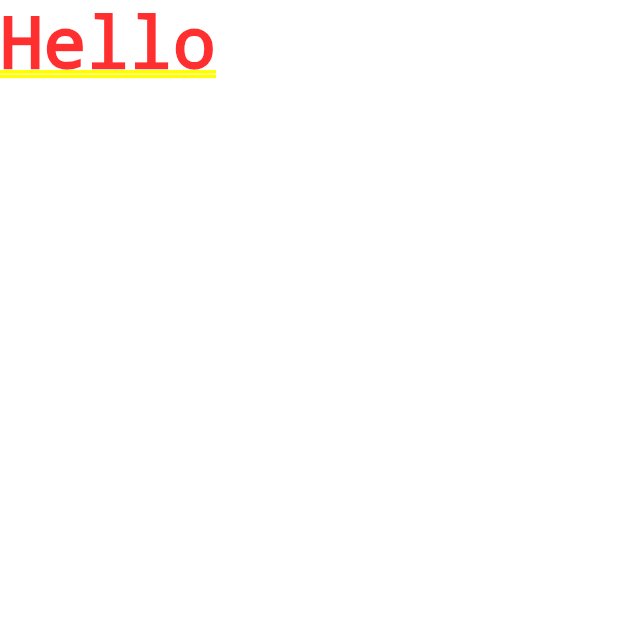
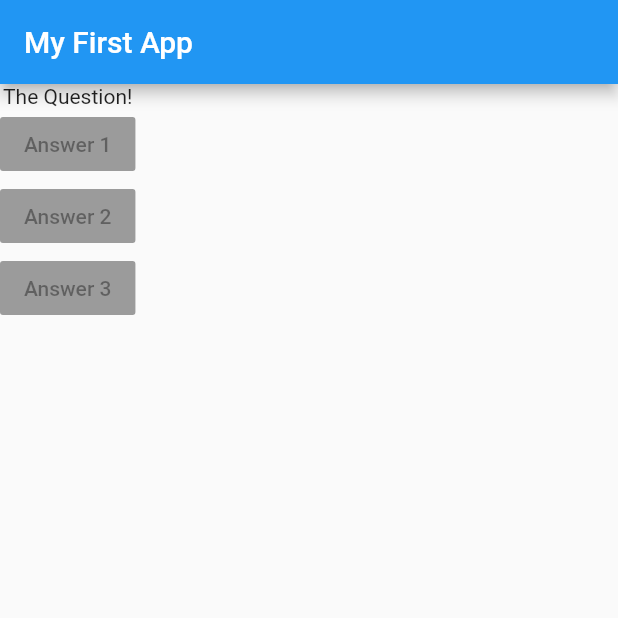
Before and after one commit to adamjweil/flutter_complete_guide, a Flutter app: the screen it shows after launch, on a phone screen of 412 x 824 dp, the top half of it. Run offline on Flutter 3.47's test engine with Material 2 defaults, Android fonts, the phone set to English and light mode, and no system bars.

Commit message:
adding buttons to the main page

```diff
--- a/lib/main.dart
+++ b/lib/main.dart
@@ -1,13 +1,39 @@
 import 'package:flutter/material.dart';
 
-void main() {
-  runApp(MyApp());
-}
+// void main() {
+//   runApp(MyApp());
+// }
+
+void main() => runApp(MyApp());
+
 
 class MyApp extends StatelessWidget {
+  var questions = ['What\'s is your fav color>', 'What\'s your favorite animal?', 'What is you gender?'];
+  @override
   Widget build(BuildContext context) {
-    return MaterialApp(home: Text('Hello'),);
+    return MaterialApp(
+      home: Scaffold(
+        appBar: AppBar(
+          title: Text('My First App'),
+        ),
+        body: Column(
+          children: [
+            Text('The Question!'),
+            RaisedButton(child: Text('Answer 1'), onPressed: null),
+            RaisedButton(
+              child: Text('Answer 2'),
+              onPressed: null,
+            ),
+            RaisedButton(
+              child: Text('Answer 3'),
+              onPressed: null,
+            ),
+          ],
+        ), // Scaaffold // Materialize
+      ),
+    );
   }
 }
 
-// Session 28 on Udemy
+
+// Session 30 on Udemy
```
